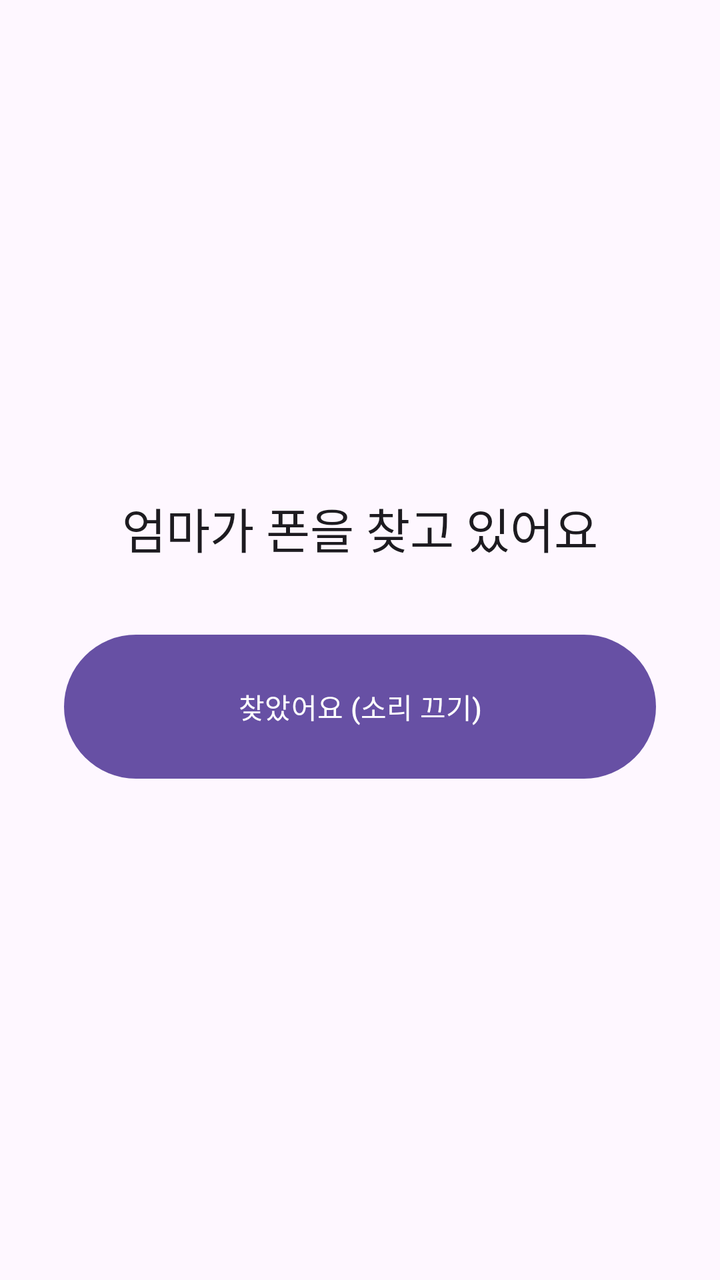
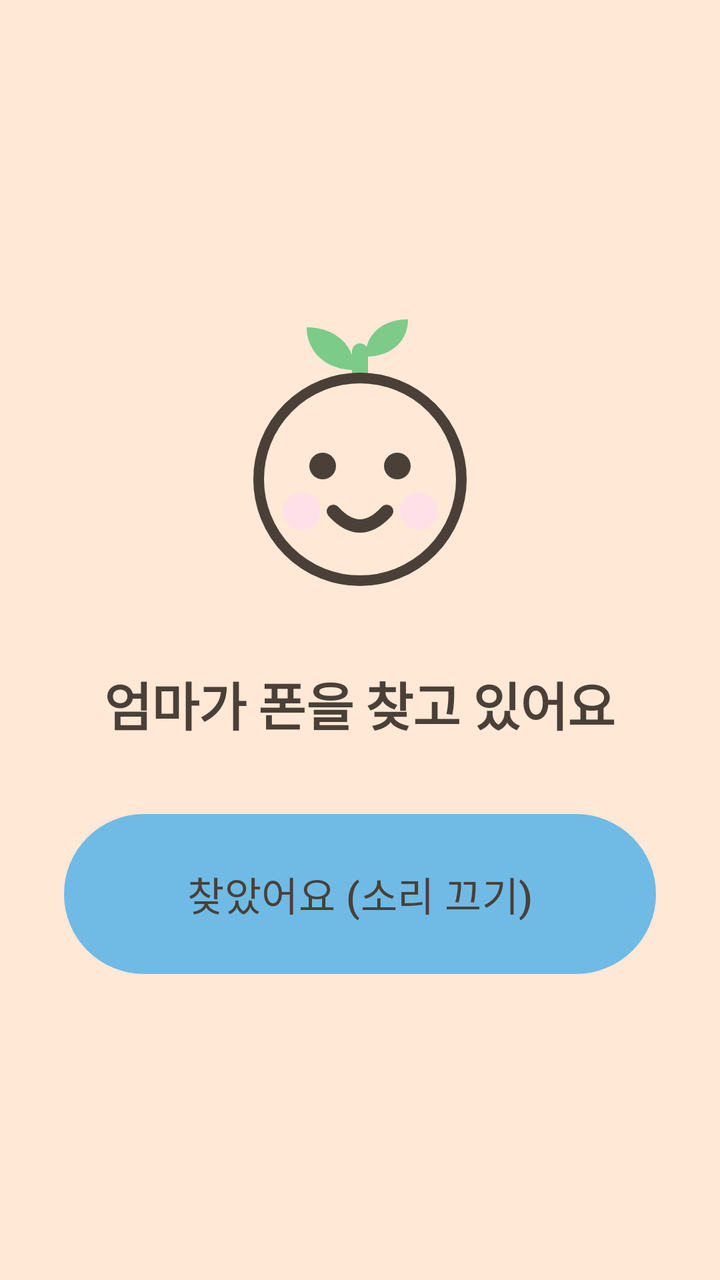

Before-and-after screenshots of an Android layout around one commit, followed by the original layout XML and the change that was made.
<!-- AndroidManifest.xml: application theme Theme.KidCare -->
<!-- res/layout/activity_find_phone.xml -->
<?xml version="1.0" encoding="utf-8"?>
<LinearLayout xmlns:android="http://schemas.android.com/apk/res/android"
    android:layout_width="match_parent"
    android:layout_height="match_parent"
    android:orientation="vertical"
    android:gravity="center"
    android:padding="32dp">

    <TextView
        android:layout_width="wrap_content"
        android:layout_height="wrap_content"
        android:gravity="center"
        android:text="@string/find_phone_title"
        android:textAppearance="?attr/textAppearanceHeadlineSmall" />

    <com.google.android.material.button.MaterialButton
        android:id="@+id/find_phone_stop_button"
        android:layout_width="match_parent"
        android:layout_height="80dp"
        android:layout_marginTop="32dp"
        android:text="@string/find_phone_stop" />
</LinearLayout>
<!-- resources referenced by this layout -->
<resources>
  <style name="Theme.KidCare" parent="Theme.Material3.DayNight.NoActionBar">
          <item name="android:statusBarColor" tools:targetApi="l">?attr/colorSurface</item>
      </style>
  <!-- unchanged entries left out for length: 2 -->
</resources>

<!-- the commit's change to res/layout/activity_find_phone.xml (unified diff, before → after) -->
@@ -2,21 +2,32 @@
 <LinearLayout xmlns:android="http://schemas.android.com/apk/res/android"
     android:layout_width="match_parent"
     android:layout_height="match_parent"
+    android:background="?attr/colorSecondaryContainer"
     android:orientation="vertical"
     android:gravity="center"
-    android:padding="32dp">
+    android:padding="32dp"
+    android:fitsSystemWindows="true">
+
+    <ImageView
+        android:layout_width="160dp"
+        android:layout_height="160dp"
+        android:layout_marginBottom="24dp"
+        android:importantForAccessibility="no"
+        android:src="@drawable/ic_mascot" />
 
     <TextView
         android:layout_width="wrap_content"
         android:layout_height="wrap_content"
         android:gravity="center"
         android:text="@string/find_phone_title"
-        android:textAppearance="?attr/textAppearanceHeadlineSmall" />
+        android:textAppearance="?attr/textAppearanceHeadlineSmall"
+        android:textColor="?attr/colorOnSecondaryContainer" />
 
     <com.google.android.material.button.MaterialButton
         android:id="@+id/find_phone_stop_button"
         android:layout_width="match_parent"
-        android:layout_height="80dp"
+        android:layout_height="88dp"
         android:layout_marginTop="32dp"
-        android:text="@string/find_phone_stop" />
+        android:text="@string/find_phone_stop"
+        android:textAppearance="?attr/textAppearanceTitleMedium" />
 </LinearLayout>
<!-- resource entries referenced after the edit -->
@@ -1,7 +1,294 @@
 <!-- resources referenced by this layout -->
 <resources>
+  <!-- drawable ic_mascot (drawable) -->
+  <?xml version="1.0" encoding="utf-8"?>
+  <vector xmlns:android="http://schemas.android.com/apk/res/android"
+      android:width="120dp"
+      android:height="120dp"
+      android:viewportWidth="120"
+      android:viewportHeight="120">
+  
+      
+      <path
+          android:pathData="M60,34 L60,20"
+          android:strokeColor="@color/grass"
+          android:strokeWidth="6"
+          android:strokeLineCap="round" />
+  
+      
+      <path
+          android:pathData="M58,27 C47,27 40,20 40,11 C51,11 58,18 58,27 Z"
+          android:fillColor="@color/grass" />
+      <path
+          android:pathData="M62,22 C72,22 78,16 78,8 C68,8 62,14 62,22 Z"
+          android:fillColor="@color/grass" />
+  
+      
+      <path
+          android:pathData="M22,68 a38,38 0 1,0 76,0 a38,38 0 1,0 -76,0 Z"
+          android:fillColor="@color/apricot_soft"
+          android:strokeColor="@color/ink"
+          android:strokeWidth="4" />
+  
+      
+      <path
+          android:pathData="M31,80 a7,7 0 1,0 14,0 a7,7 0 1,0 -14,0 Z"
+          android:fillColor="@color/berry_soft" />
+      <path
+          android:pathData="M75,80 a7,7 0 1,0 14,0 a7,7 0 1,0 -14,0 Z"
+          android:fillColor="@color/berry_soft" />
+  
+      
+      <path
+          android:pathData="M41,63 a5,5 0 1,0 10,0 a5,5 0 1,0 -10,0 Z"
+          android:fillColor="@color/ink" />
+      <path
+          android:pathData="M69,63 a5,5 0 1,0 10,0 a5,5 0 1,0 -10,0 Z"
+          android:fillColor="@color/ink" />
+  
+      
+      <path
+          android:pathData="M50,80 Q60,91 70,80"
+          android:strokeColor="@color/ink"
+          android:strokeWidth="5"
+          android:strokeLineCap="round" />
+  </vector>
   <style name="Theme.KidCare" parent="Theme.Material3.DayNight.NoActionBar">
-          <item name="android:statusBarColor" tools:targetApi="l">?attr/colorSurface</item>
+  
+          
+          <item name="colorPrimary">@color/sky</item>
+          <item name="colorOnPrimary">@color/on_accent</item>
+          <item name="colorPrimaryContainer">@color/sky_soft</item>
+          <item name="colorOnPrimaryContainer">@color/ink</item>
+  
+          
+          
+          <item name="colorSecondary">@color/apricot</item>
+          <item name="colorOnSecondary">@color/on_accent</item>
+          <item name="colorSecondaryContainer">@color/apricot_soft</item>
+          <item name="colorOnSecondaryContainer">@color/ink</item>
+  
+          
+          <item name="colorTertiary">@color/grass</item>
+          <item name="colorOnTertiary">@color/on_accent</item>
+          <item name="colorTertiaryContainer">@color/grass_soft</item>
+          <item name="colorOnTertiaryContainer">@color/ink</item>
+  
+          
+          
+          <item name="colorError">@color/berry_ink</item>
+          <item name="colorOnError">@color/paper_card</item>
+          <item name="colorErrorContainer">@color/berry_soft</item>
+          <item name="colorOnErrorContainer">@color/on_berry_soft</item>
+  
+          
+          <item name="android:colorBackground">@color/paper</item>
+          <item name="colorOnBackground">@color/ink</item>
+          <item name="colorSurface">@color/paper</item>
+          <item name="colorOnSurface">@color/ink</item>
+          <item name="colorSurfaceVariant">@color/paper_fold</item>
+          <item name="colorOnSurfaceVariant">@color/ink_soft</item>
+          
+          <item name="colorSurfaceContainerLowest">@color/paper_card</item>
+          <item name="colorSurfaceContainerLow">@color/paper_card</item>
+          <item name="colorSurfaceContainer">@color/paper_card</item>
+          <item name="colorSurfaceContainerHigh">@color/paper_fold</item>
+          <item name="colorSurfaceContainerHighest">@color/paper_fold</item>
+          <item name="colorOutline">@color/line</item>
+          <item name="colorOutlineVariant">@color/line_soft</item>
+  
+          
+          
+          <item name="shapeAppearanceCornerExtraSmall">@style/ShapeAppearance.KidCare.ExtraSmall</item>
+          <item name="shapeAppearanceCornerSmall">@style/ShapeAppearance.KidCare.Small</item>
+          <item name="shapeAppearanceCornerMedium">@style/ShapeAppearance.KidCare.Medium</item>
+          <item name="shapeAppearanceCornerLarge">@style/ShapeAppearance.KidCare.Large</item>
+          <item name="shapeAppearanceCornerExtraLarge">@style/ShapeAppearance.KidCare.ExtraLarge</item>
+          <item name="shapeAppearanceSmallComponent">@style/ShapeAppearance.KidCare.Small</item>
+          <item name="shapeAppearanceMediumComponent">@style/ShapeAppearance.KidCare.Medium</item>
+          <item name="shapeAppearanceLargeComponent">@style/ShapeAppearance.KidCare.Large</item>
+  
+          
+          
+          <item name="textAppearanceDisplayLarge">@style/TextAppearance.KidCare.DisplayLarge</item>
+          <item name="textAppearanceDisplayMedium">@style/TextAppearance.KidCare.DisplayMedium</item>
+          <item name="textAppearanceDisplaySmall">@style/TextAppearance.KidCare.DisplaySmall</item>
+          <item name="textAppearanceHeadlineLarge">@style/TextAppearance.KidCare.HeadlineLarge</item>
+          <item name="textAppearanceHeadlineMedium">@style/TextAppearance.KidCare.HeadlineMedium</item>
+          <item name="textAppearanceHeadlineSmall">@style/TextAppearance.KidCare.HeadlineSmall</item>
+          <item name="textAppearanceTitleLarge">@style/TextAppearance.KidCare.TitleLarge</item>
+          <item name="textAppearanceTitleMedium">@style/TextAppearance.KidCare.TitleMedium</item>
+          <item name="textAppearanceTitleSmall">@style/TextAppearance.KidCare.TitleSmall</item>
+          <item name="textAppearanceBodyLarge">@style/TextAppearance.KidCare.BodyLarge</item>
+          <item name="textAppearanceBodyMedium">@style/TextAppearance.KidCare.BodyMedium</item>
+          <item name="textAppearanceBodySmall">@style/TextAppearance.KidCare.BodySmall</item>
+          <item name="textAppearanceLabelLarge">@style/TextAppearance.KidCare.LabelLarge</item>
+          <item name="textAppearanceLabelMedium">@style/TextAppearance.KidCare.LabelMedium</item>
+          <item name="textAppearanceLabelSmall">@style/TextAppearance.KidCare.LabelSmall</item>
+  
+          
+          <item name="materialButtonStyle">@style/Widget.KidCare.Button</item>
+          <item name="materialButtonOutlinedStyle">@style/Widget.KidCare.Button.Outlined</item>
+          <item name="materialCardViewStyle">@style/Widget.KidCare.Card</item>
+          <item name="bottomNavigationStyle">@style/Widget.KidCare.BottomNav</item>
+          <item name="textInputStyle">@style/Widget.KidCare.TextField</item>
+  
+          
+          
+          <item name="android:statusBarColor" tools:targetApi="l">@color/paper</item>
+          <item name="android:navigationBarColor">@color/paper</item>
+          <item name="android:windowLightStatusBar" tools:targetApi="m">@bool/light_system_bars</item>
+          <item name="android:windowLightNavigationBar" tools:targetApi="o_mr1">@bool/light_system_bars</item>
+          <item name="android:windowBackground">@color/paper</item>
+      </style>
+  <color name="grass">#7DCB88</color>
+  <color name="apricot_soft">#FFE8D6</color>
+  <color name="ink">#4A4038</color>
+  <color name="berry_soft">#FFE0E8</color>
+  <color name="sky">#6FBBE5</color>
+  <color name="on_accent">#4A4038</color>
+  <color name="sky_soft">#DCF0FA</color>
+  <color name="apricot">#FFA96B</color>
+  <color name="grass_soft">#E2F5E5</color>
+  <color name="berry_ink">#8A2B47</color>
+  <color name="paper_card">#FFFFFF</color>
+  <color name="on_berry_soft">#3F2831</color>
+  <color name="paper">#FFFCF7</color>
+  <color name="paper_fold">#F2EBE0</color>
+  <color name="ink_soft">#6F645C</color>
+  <color name="line">#948880</color>
+  <color name="line_soft">#E8DFD4</color>
+  <style parent="" name="ShapeAppearance.KidCare.ExtraSmall">
+          <item name="cornerFamily">rounded</item>
+          <item name="cornerSize">8dp</item>
+      </style>
+  <style parent="" name="ShapeAppearance.KidCare.Small">
+          <item name="cornerFamily">rounded</item>
+          <item name="cornerSize">14dp</item>
+      </style>
+  <style parent="" name="ShapeAppearance.KidCare.Medium">
+          <item name="cornerFamily">rounded</item>
+          <item name="cornerSize">20dp</item>
+      </style>
+  <style parent="" name="ShapeAppearance.KidCare.Large">
+          <item name="cornerFamily">rounded</item>
+          <item name="cornerSize">28dp</item>
+      </style>
+  <style parent="" name="ShapeAppearance.KidCare.ExtraLarge">
+          <item name="cornerFamily">rounded</item>
+          <item name="cornerSize">36dp</item>
+      </style>
+  <style name="TextAppearance.KidCare.DisplayLarge" parent="TextAppearance.Material3.DisplayLarge">
+          <item name="android:textSize">40sp</item>
+          <item name="android:textStyle">bold</item>
+          <item name="android:lineHeight">50sp</item>
+          <item name="android:letterSpacing">-0.01</item>
+      </style>
+  <style name="TextAppearance.KidCare.DisplayMedium" parent="TextAppearance.Material3.DisplayMedium">
+          <item name="android:textSize">34sp</item>
+          <item name="android:textStyle">bold</item>
+          <item name="android:lineHeight">44sp</item>
+          <item name="android:letterSpacing">-0.01</item>
+      </style>
+  <style name="TextAppearance.KidCare.DisplaySmall" parent="TextAppearance.Material3.DisplaySmall">
+          <item name="android:textSize">30sp</item>
+          <item name="android:textStyle">bold</item>
+          <item name="android:lineHeight">40sp</item>
+          <item name="android:letterSpacing">-0.01</item>
+      </style>
+  <style name="TextAppearance.KidCare.HeadlineLarge" parent="TextAppearance.Material3.HeadlineLarge">
+          <item name="android:textSize">30sp</item>
+          <item name="android:textStyle">bold</item>
+          <item name="android:lineHeight">40sp</item>
+          <item name="android:letterSpacing">-0.01</item>
+      </style>
+  <style name="TextAppearance.KidCare.HeadlineMedium" parent="TextAppearance.Material3.HeadlineMedium">
+          <item name="android:textSize">28sp</item>
+          <item name="android:textStyle">bold</item>
+          <item name="android:lineHeight">38sp</item>
+          <item name="android:letterSpacing">-0.01</item>
+      </style>
+  <style name="TextAppearance.KidCare.HeadlineSmall" parent="TextAppearance.Material3.HeadlineSmall">
+          <item name="android:textSize">26sp</item>
+          <item name="android:textStyle">bold</item>
+          <item name="android:lineHeight">36sp</item>
+          <item name="android:letterSpacing">-0.01</item>
+      </style>
+  <style name="TextAppearance.KidCare.TitleLarge" parent="TextAppearance.Material3.TitleLarge">
+          <item name="android:textSize">22sp</item>
+          <item name="android:fontFamily">sans-serif-medium</item>
+          <item name="android:lineHeight">30sp</item>
+      </style>
+  <style name="TextAppearance.KidCare.TitleMedium" parent="TextAppearance.Material3.TitleMedium">
+          <item name="android:textSize">20sp</item>
+          <item name="android:fontFamily">sans-serif-medium</item>
+          <item name="android:lineHeight">28sp</item>
+      </style>
+  <style name="TextAppearance.KidCare.TitleSmall" parent="TextAppearance.Material3.TitleSmall">
+          <item name="android:textSize">18sp</item>
+          <item name="android:fontFamily">sans-serif-medium</item>
+          <item name="android:lineHeight">26sp</item>
+      </style>
+  <style name="TextAppearance.KidCare.BodyLarge" parent="TextAppearance.Material3.BodyLarge">
+          <item name="android:textSize">18sp</item>
+          <item name="android:lineHeight">28sp</item>
+      </style>
+  <style name="TextAppearance.KidCare.BodyMedium" parent="TextAppearance.Material3.BodyMedium">
+          <item name="android:textSize">17sp</item>
+          <item name="android:lineHeight">27sp</item>
+      </style>
+  <style name="TextAppearance.KidCare.BodySmall" parent="TextAppearance.Material3.BodySmall">
+          <item name="android:textSize">15sp</item>
+          <item name="android:lineHeight">23sp</item>
+      </style>
+  <style name="TextAppearance.KidCare.LabelLarge" parent="TextAppearance.Material3.LabelLarge">
+          <item name="android:textSize">16sp</item>
+          <item name="android:fontFamily">sans-serif-medium</item>
+          <item name="android:textAllCaps">false</item>
+      </style>
+  <style name="TextAppearance.KidCare.LabelMedium" parent="TextAppearance.Material3.LabelMedium">
+          <item name="android:textSize">14sp</item>
+          <item name="android:fontFamily">sans-serif-medium</item>
+          <item name="android:textAllCaps">false</item>
+      </style>
+  <style name="TextAppearance.KidCare.LabelSmall" parent="TextAppearance.Material3.LabelSmall">
+          <item name="android:textSize">12sp</item>
+          <item name="android:fontFamily">sans-serif-medium</item>
+          <item name="android:textAllCaps">false</item>
+      </style>
+  <style name="Widget.KidCare.Button" parent="Widget.Material3.Button">
+          <item name="shapeAppearance">@style/ShapeAppearance.KidCare.Pill</item>
+          <item name="android:textAllCaps">false</item>
+          <item name="android:minHeight">56dp</item>
+      </style>
+  <style name="Widget.KidCare.Button.Outlined" parent="Widget.Material3.Button.OutlinedButton">
+          <item name="shapeAppearance">@style/ShapeAppearance.KidCare.Pill</item>
+          <item name="android:textAllCaps">false</item>
+      </style>
+  <style name="Widget.KidCare.Card" parent="Widget.Material3.CardView.Filled">
+          <item name="cardBackgroundColor">@color/paper_card</item>
+          <item name="shapeAppearance">@style/ShapeAppearance.KidCare.Medium</item>
+          <item name="cardElevation">0dp</item>
+          <item name="strokeColor">@color/line_soft</item>
+          <item name="strokeWidth">1dp</item>
+      </style>
+  <style name="Widget.KidCare.BottomNav" parent="Widget.Material3.BottomNavigationView">
+          <item name="android:background">@color/paper_card</item>
+          <item name="elevation">0dp</item>
+          <item name="itemActiveIndicatorStyle">@style/Widget.KidCare.BottomNav.Indicator</item>
+      </style>
+  <style name="Widget.KidCare.TextField" parent="Widget.Material3.TextInputLayout.OutlinedBox">
+          <item name="shapeAppearance">@style/ShapeAppearance.KidCare.Small</item>
+          <item name="boxStrokeWidth">2dp</item>
+      </style>
+  <style parent="" name="ShapeAppearance.KidCare.Pill">
+          <item name="cornerFamily">rounded</item>
+          <item name="cornerSize">50%</item>
+      </style>
+  <style name="Widget.KidCare.BottomNav.Indicator" parent="Widget.Material3.BottomNavigationView.ActiveIndicator">
+          <item name="android:width">72dp</item>
+          <item name="android:height">36dp</item>
+          <item name="shapeAppearance">@style/ShapeAppearance.KidCare.Pill</item>
       </style>
   <!-- unchanged entries left out for length: 2 -->
 </resources>
